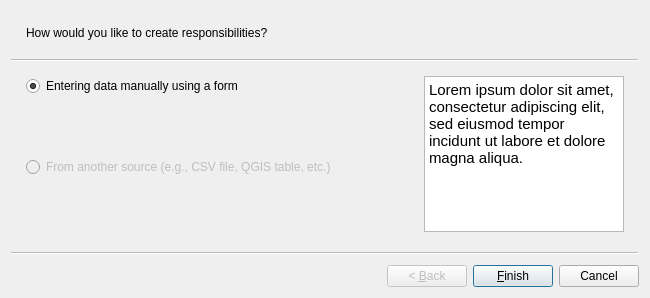
This is asistente_ladm_col/ui/wiz_create_responsibility_cadastre.ui in SwissTierrasColombia/Asistente-LADM-COL as Qt 5 draws it before an edit. The edited form follows.
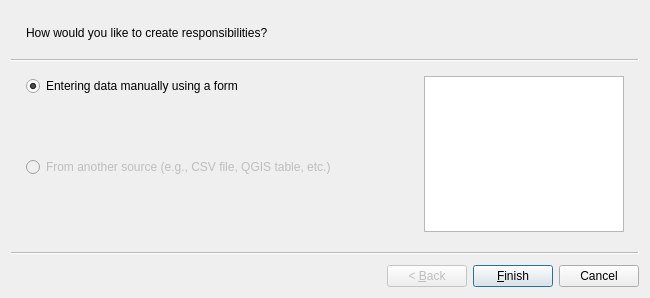
This is the edited form.

```diff
--- a/asistente_ladm_col/ui/wiz_create_responsibility_cadastre.ui
+++ b/asistente_ladm_col/ui/wiz_create_responsibility_cadastre.ui
@@ -81,7 +81,7 @@
 &lt;html&gt;&lt;head&gt;&lt;meta name=&quot;qrichtext&quot; content=&quot;1&quot; /&gt;&lt;style type=&quot;text/css&quot;&gt;
 p, li { white-space: pre-wrap; }
 &lt;/style&gt;&lt;/head&gt;&lt;body style=&quot; font-family:'Ubuntu'; font-size:11pt; font-weight:400; font-style:normal;&quot;&gt;
-&lt;p style=&quot; margin-top:0px; margin-bottom:0px; margin-left:0px; margin-right:0px; -qt-block-indent:0; text-indent:0px;&quot;&gt;Lorem ipsum dolor sit amet, consectetur adipiscing elit, sed eiusmod tempor incidunt ut labore et dolore magna aliqua.&lt;/p&gt;&lt;/body&gt;&lt;/html&gt;</string>
+&lt;p style=&quot;-qt-paragraph-type:empty; margin-top:0px; margin-bottom:0px; margin-left:0px; margin-right:0px; -qt-block-indent:0; text-indent:0px;&quot;&gt;&lt;br /&gt;&lt;/p&gt;&lt;/body&gt;&lt;/html&gt;</string>
       </property>
      </widget>
     </item>
```
